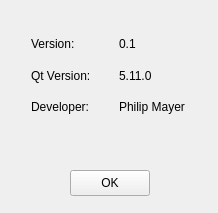
The window that Convert_UI/aboutwindow.ui (Shadowsith/qfileconvert) describes before a commit, drawn with Qt 5.
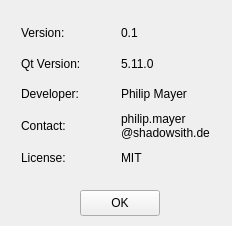
The same window after the commit.

Commit message: added new tabs, changed methods at the backend

Patch:
```diff
--- a/Convert_UI/aboutwindow.ui
+++ b/Convert_UI/aboutwindow.ui
@@ -6,8 +6,8 @@
    <rect>
     <x>0</x>
     <y>0</y>
-    <width>218</width>
-    <height>213</height>
+    <width>232</width>
+    <height>226</height>
    </rect>
   </property>
   <property name="windowTitle">
@@ -16,8 +16,8 @@
   <widget class="QPushButton" name="btnCloseAw">
    <property name="geometry">
     <rect>
-     <x>70</x>
-     <y>170</y>
+     <x>80</x>
+     <y>190</y>
      <width>80</width>
      <height>26</height>
     </rect>
@@ -26,16 +26,19 @@
     <string>OK</string>
    </property>
   </widget>
-  <widget class="QWidget" name="layoutWidget">
+  <widget class="QWidget" name="">
    <property name="geometry">
     <rect>
-     <x>20</x>
-     <y>20</y>
-     <width>191</width>
-     <height>111</height>
+     <x>10</x>
+     <y>10</y>
+     <width>211</width>
+     <height>171</height>
     </rect>
    </property>
    <layout class="QGridLayout" name="gridLayout">
+    <property name="spacing">
+     <number>6</number>
+    </property>
     <item row="0" column="0">
      <widget class="QLabel" name="lblVersion">
       <property name="text">
@@ -43,41 +46,72 @@
       </property>
      </widget>
     </item>
-    <item row="0" column="1">
+    <item row="0" column="2">
      <widget class="QLabel" name="lblVersionVal">
       <property name="text">
        <string>0.1</string>
       </property>
      </widget>
     </item>
-    <item row="1" column="0">
+    <item row="1" column="0" colspan="2">
      <widget class="QLabel" name="lblQtVersion">
       <property name="text">
        <string>Qt Version:</string>
       </property>
      </widget>
     </item>
-    <item row="1" column="1">
+    <item row="1" column="2">
      <widget class="QLabel" name="lblQtVersionVal">
       <property name="text">
        <string>5.11.0</string>
       </property>
      </widget>
     </item>
-    <item row="2" column="0">
+    <item row="2" column="0" colspan="2">
      <widget class="QLabel" name="lblDev">
       <property name="text">
        <string>Developer:</string>
       </property>
      </widget>
     </item>
-    <item row="2" column="1">
+    <item row="2" column="2">
      <widget class="QLabel" name="lblDevVal">
       <property name="text">
        <string>Philip Mayer</string>
       </property>
      </widget>
     </item>
+    <item row="3" column="0">
+     <widget class="QLabel" name="lblCon">
+      <property name="text">
+       <string>Contact:</string>
+      </property>
+     </widget>
+    </item>
+    <item row="4" column="0" colspan="2">
+     <widget class="QLabel" name="lblLic">
+      <property name="text">
+       <string>License:</string>
+      </property>
+     </widget>
+    </item>
+    <item row="4" column="2">
+     <widget class="QLabel" name="lblLicVal">
+      <property name="text">
+       <string>MIT</string>
+      </property>
+     </widget>
+    </item>
+    <item row="3" column="2">
+     <widget class="QLabel" name="lblConVal">
+      <property name="text">
+       <string>philip.mayer @shadowsith.de</string>
+      </property>
+      <property name="wordWrap">
+       <bool>true</bool>
+      </property>
+     </widget>
+    </item>
    </layout>
   </widget>
  </widget>
```
The commit also changes 5 other files.
